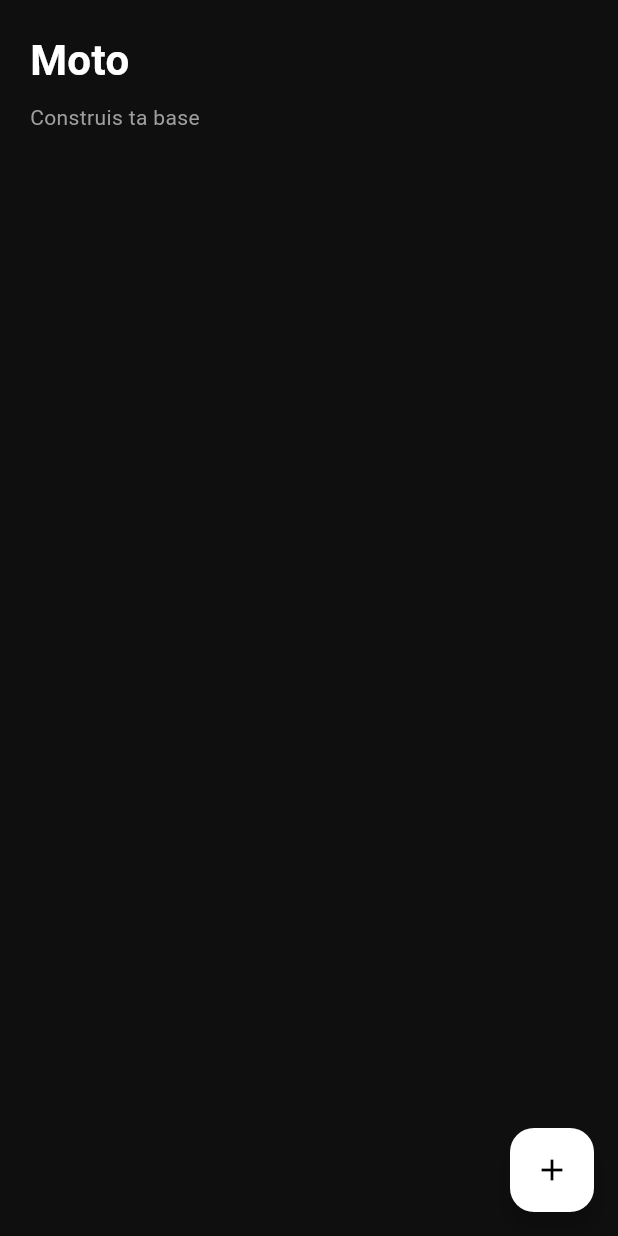
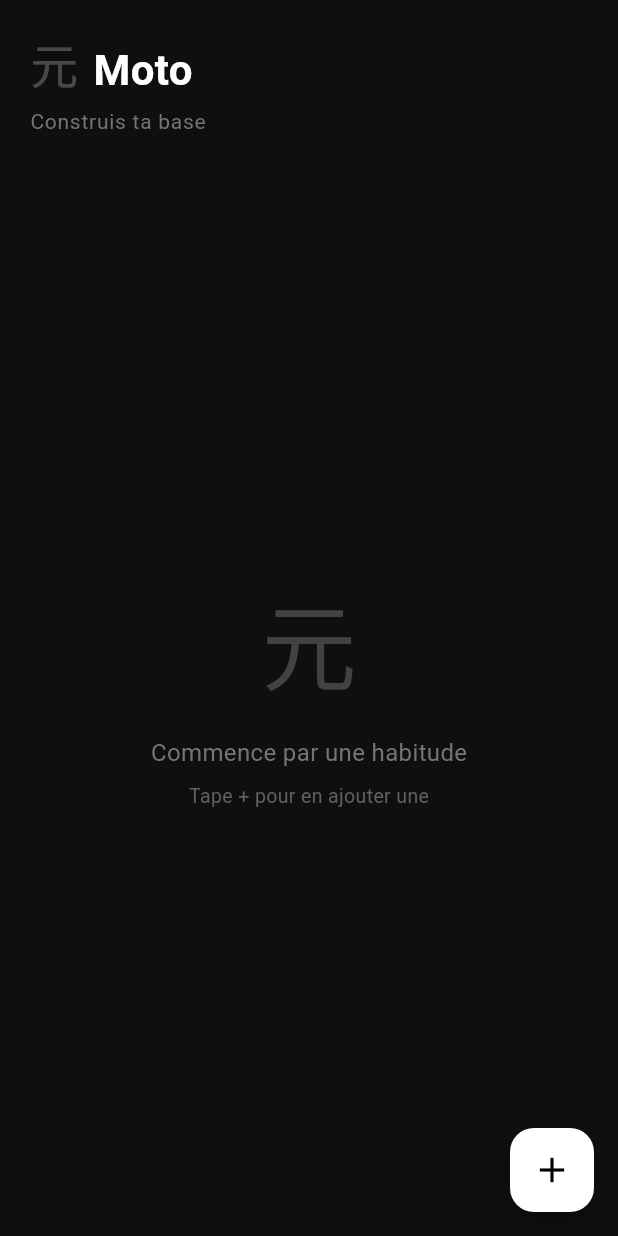
Before and after one commit to Rachoudane/moto, a Flutter app: the screen it shows after launch, on a phone screen of 412 x 824 dp. Run offline on Flutter 3.47's test engine with Material 3 defaults, Android fonts, the phone set to English and light mode, and no system bars; our stand-ins replace shared_preferences.

Commit message:
Add design polish with kanji branding

```diff
--- a/lib/screens/habit_detail_screen.dart
+++ b/lib/screens/habit_detail_screen.dart
@@ -285,7 +285,7 @@ class _HabitDetailScreenState extends State<HabitDetailScreen> {
         ),
         actions: [
           IconButton(
-            icon: const Icon(Icons.edit, color: Colors.white),
+            icon: Icon(Icons.edit_outlined, color: Colors.grey[400]),
             onPressed: _showEditDialog,
           ),
         ],
@@ -349,6 +349,9 @@ class _HabitDetailScreenState extends State<HabitDetailScreen> {
       decoration: BoxDecoration(
         color: const Color(0xFF1A1A1A),
         borderRadius: BorderRadius.circular(12),
+        border: Border.all(
+          color: Colors.white.withValues(alpha: 0.05),
+        ),
       ),
       child: Column(
         crossAxisAlignment: CrossAxisAlignment.start,
--- a/lib/screens/home_screen.dart
+++ b/lib/screens/home_screen.dart
@@ -336,7 +336,11 @@ class _HomeScreenState extends State<HomeScreen> {
       floatingActionButton: FloatingActionButton(
         onPressed: _showAddHabitDialog,
         backgroundColor: Colors.white,
-        child: const Icon(Icons.add, color: Colors.black),
+        elevation: 4,
+        shape: RoundedRectangleBorder(
+          borderRadius: BorderRadius.circular(16),
+        ),
+        child: const Icon(Icons.add, color: Colors.black, size: 28),
       ),
       body: SafeArea(
         child: _isLoading
@@ -346,6 +350,19 @@ class _HomeScreenState extends State<HomeScreen> {
           child: Column(
             crossAxisAlignment: CrossAxisAlignment.start,
             children: [
+              Row(
+                crossAxisAlignment: CrossAxisAlignment.baseline,
+                textBaseline: TextBaseline.ideographic,
+                children: [
+                  const Text(
+                    '元',
+                    style: TextStyle(
+                      fontSize: 32,
+                      fontWeight: FontWeight.w300,
+                      color: Colors.white24,
+                    ),
+                  ),
+                  const SizedBox(width: 10),
                   const Text(
                     'Moto',
                     style: TextStyle(
@@ -354,19 +371,53 @@ class _HomeScreenState extends State<HomeScreen> {
                       color: Colors.white,
                     ),
                   ),
-              const SizedBox(height: 8),
+                ],
+              ),
+              const SizedBox(height: 4),
               Text(
                 'Construis ta base',
                 style: TextStyle(
                   fontSize: 14,
-                  color: Colors.grey[500],
+                  color: Colors.grey[600],
+                  letterSpacing: 0.5,
                 ),
               ),
-              const SizedBox(height: 32),
+              const SizedBox(height: 28),
 
               // Liste des habitudes
               Expanded(
-                child: ListView.separated(
+                child: _habits.isEmpty
+                  ? Center(
+                      child: Column(
+                        mainAxisSize: MainAxisSize.min,
+                        children: [
+                          Text(
+                            '元',
+                            style: TextStyle(
+                              fontSize: 64,
+                              color: Colors.grey[800],
+                            ),
+                          ),
+                          const SizedBox(height: 16),
+                          Text(
+                            'Commence par une habitude',
+                            style: TextStyle(
+                              fontSize: 16,
+                              color: Colors.grey[600],
+                            ),
+                          ),
+                          const SizedBox(height: 8),
+                          Text(
+                            'Tape + pour en ajouter une',
+                            style: TextStyle(
+                              fontSize: 13,
+                              color: Colors.grey[700],
+                            ),
+                          ),
+                        ],
+                      ),
+                    )
+                  : ListView.separated(
                       padding: EdgeInsets.only(
                         bottom: MediaQuery.of(context).viewPadding.bottom + 80,
                       ),
--- a/lib/widgets/habit_card.dart
+++ b/lib/widgets/habit_card.dart
@@ -91,6 +91,9 @@ class HabitCard extends StatelessWidget {
           decoration: BoxDecoration(
             color: const Color(0xFF1A1A1A),
             borderRadius: BorderRadius.circular(12),
+            border: Border.all(
+              color: Colors.white.withValues(alpha: 0.05),
+            ),
           ),
           child: Column(
           children: [
@@ -146,32 +149,34 @@ class HabitCard extends StatelessWidget {
             Row(
               children: [
                 Expanded(
-                  child: GestureDetector(
+                  child: Material(
+                    color: Colors.red[900]?.withValues(alpha: 0.3),
+                    borderRadius: BorderRadius.circular(8),
+                    child: InkWell(
                       onTap: onDecrement,
+                      borderRadius: BorderRadius.circular(8),
                       child: Container(
                         padding: const EdgeInsets.symmetric(vertical: 10),
-                      decoration: BoxDecoration(
-                        color: Colors.red[900]?.withValues(alpha: 0.3),
-                        borderRadius: BorderRadius.circular(8),
-                      ),
                         child: const Center(
                           child: Text('Raté', style: TextStyle(color: Colors.white)),
                         ),
                       ),
                     ),
                   ),
+                ),
                 const SizedBox(width: 12),
                 Expanded(
-                  child: GestureDetector(
+                  child: Material(
+                    color: Colors.green[700]!,
+                    borderRadius: BorderRadius.circular(8),
+                    child: InkWell(
                       onTap: onIncrement,
+                      borderRadius: BorderRadius.circular(8),
                       child: Container(
                         padding: const EdgeInsets.symmetric(vertical: 10),
-                      decoration: BoxDecoration(
-                        color: Colors.green[700],
-                        borderRadius: BorderRadius.circular(8),
-                      ),
                         child: const Center(
                           child: Text('Fait !', style: TextStyle(color: Colors.white)),
+                        ),
                       ),
                     ),
                   ),
```
Lines whose indentation alone changed are shown as unchanged.
